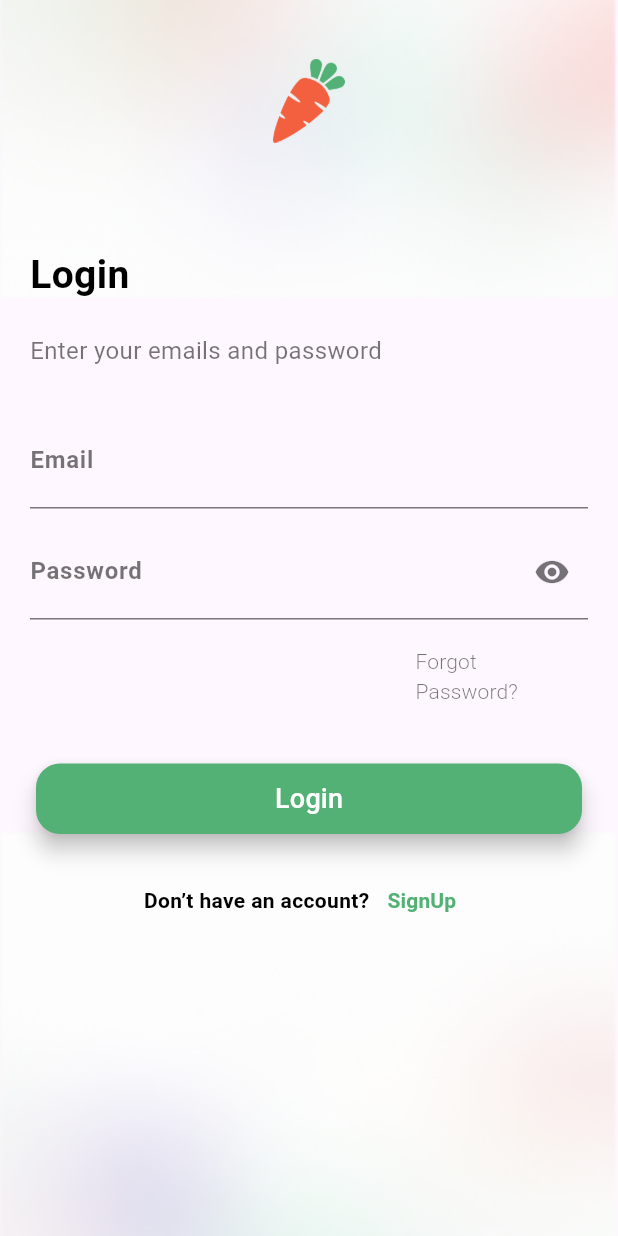
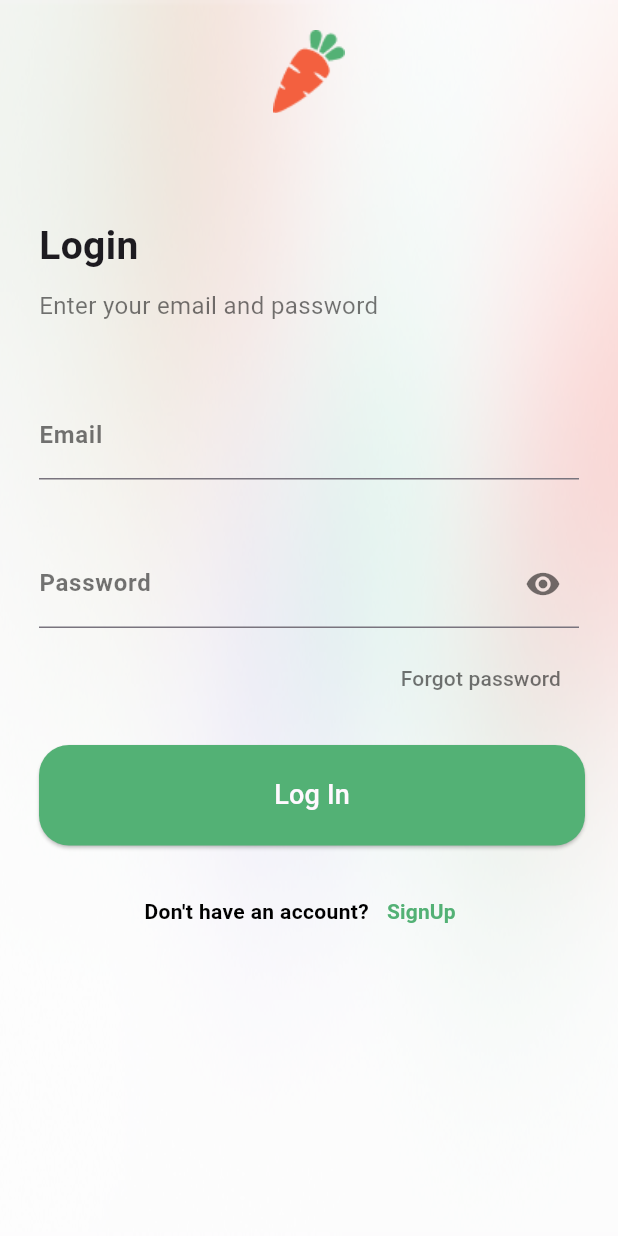
Before and after one commit to buyamm/flutter_groceries_app, a Flutter app: the screen it shows after launch, on a phone screen of 412 x 824 dp. Run offline on Flutter 3.47's test engine with Material 3 defaults, Android fonts, the phone set to English and light mode, and no system bars.

Commit message:
refactor: clean code for exercise_01

```diff
--- a/lib/login.dart
+++ b/lib/login.dart
@@ -2,155 +2,156 @@ import 'package:flutter/material.dart';
 import 'package:flutter_groceries_app/product_detail.dart';
 import 'package:flutter_groceries_app/sign_up.dart';
 
-class Login extends StatefulWidget {
-  const Login({super.key});
+class LoginPage extends StatefulWidget {
+  const LoginPage({super.key});
 
   @override
-  State<Login> createState() => _LoginWidgetState();
+  State<LoginPage> createState() => _LoginPageState();
 }
 
-class _LoginWidgetState extends State<Login> {
+class _LoginPageState extends State<LoginPage> {
   bool showPassword = false;
   TextEditingController _emailController = new TextEditingController();
   TextEditingController _passwordController = new TextEditingController();
+
   var _emailInvalid = false;
   var _passwordInvalid = false;
+  var _errorEmail = "Please, enter correct email format";
+  var _errorPassword =
+      "Please, enter a password that is at least 6 characters long, contains at least 1 uppercase letter, 1 lowercase letter and 1 number";
+
   @override
   Widget build(BuildContext context) {
     return Scaffold(
       body: Container(
-        constraints: const BoxConstraints.expand(),
-        padding: const EdgeInsets.only(left: 20, right: 20, bottom: 200),
+        constraints: BoxConstraints.expand(),
+        padding: EdgeInsets.only(left: 26, top: 20, right: 26, bottom: 200),
         decoration: BoxDecoration(
           image: DecorationImage(
             image: AssetImage('lib/assets/images/backgroundImage.png'),
-            fit: BoxFit.cover,
+            fit: BoxFit.fill,
           ),
         ),
         child: Column(
           mainAxisAlignment: MainAxisAlignment.end,
           crossAxisAlignment: CrossAxisAlignment.start,
-          children: <Widget>[
+          children: [
             Padding(
-              padding: const EdgeInsets.only(bottom: 70),
+              padding: const EdgeInsets.only(bottom: 70.0),
               child: Center(
                 child: SizedBox(
                   width: 47.84,
                   height: 55.64,
-                  child: Image.asset('lib/assets/images/carrot.png'),
-                ),
-              ),
-            ),
-
-            Padding(
-              padding: const EdgeInsets.only(bottom: 20),
-              child: Text(
-                'Login',
-                style: TextStyle(
-                  fontSize: 26,
-                  color: Colors.black,
-                  fontWeight: FontWeight.bold,
+                  child: Image.asset('lib/assets/images/logo.png'),
                 ),
               ),
             ),
             Padding(
-              padding: const EdgeInsets.only(bottom: 30),
+              padding: const EdgeInsets.only(bottom: 10),
               child: Text(
-                'Enter your emails and password',
+                'Login',
+                style: TextStyle(fontSize: 26, fontWeight: FontWeight.bold),
+              ),
+            ),
+            Padding(
+              padding: const EdgeInsets.only(bottom: 45),
+              child: Text(
+                'Enter your email and password',
                 style: TextStyle(fontSize: 16, color: Colors.black54),
               ),
             ),
             Padding(
-              padding: EdgeInsets.only(bottom: 10),
+              padding: const EdgeInsets.only(bottom: 40),
               child: TextField(
                 controller: _emailController,
-                style: TextStyle(
-                  height: 2,
-                  color: Colors.black,
-                  fontSize: 16,
-                  fontWeight: FontWeight.w400,
-                ),
                 decoration: InputDecoration(
-                  labelText: 'Email',
-                  errorText: _emailInvalid ? 'Invalid email' : null,
+                  labelText: "Email",
+                  errorText: _emailInvalid ? _errorEmail : null,
                   labelStyle: TextStyle(
-                    height: 2,
                     color: Colors.black54,
                     fontSize: 16,
                     fontWeight: FontWeight.w600,
                   ),
                 ),
+                style: TextStyle(
+                  fontSize: 18,
+                  color: Colors.black,
+                  fontWeight: FontWeight.w400,
+                ),
               ),
             ),
             Padding(
-              padding: EdgeInsets.only(bottom: 10),
+              padding: const EdgeInsets.only(bottom: 10),
               child: TextField(
                 controller: _passwordController,
-                style: TextStyle(
-                  height: 2,
-                  color: Colors.black,
-                  fontSize: 16,
-                  fontWeight: FontWeight.w400,
-                ),
-                obscureText: !showPassword,
                 decoration: InputDecoration(
-                  labelText: 'Password',
+                  labelText: "Password",
+                  errorText: _passwordInvalid ? _errorPassword : null,
+                  labelStyle: TextStyle(
+                    color: Colors.black54,
+                    fontSize: 16,
+                    fontWeight: FontWeight.w600,
+                  ),
                   suffixIcon: IconButton(
-                    icon: Icon(
-                      showPassword ? Icons.visibility_off : Icons.visibility,
-                      color: Colors.black54,
-                    ),
                     onPressed: () {
                       setState(() {
                         showPassword = !showPassword;
                       });
                     },
+                    icon: Icon(
+                      !showPassword ? Icons.visibility : Icons.visibility_off,
+                      color: Colors.black54,
+                    ),
                   ),
-                  errorText: _passwordInvalid ? 'Invalid password' : null,
-                  labelStyle: TextStyle(
-                    height: 2,
-                    color: Colors.black54,
-                    fontSize: 16,
-                    fontWeight: FontWeight.w600,
-                  ),
+                ),
+                obscureText: !showPassword,
+                style: TextStyle(
+                  fontSize: 18,
+                  color: Colors.black,
+                  fontWeight: FontWeight.w400,
                 ),
               ),
             ),
-            Container(
-              padding: EdgeInsets.only(left: 245, bottom: 30),
-              child: TextButton(
-                onPressed: () {
-                  print('Nút được bấm!');
-                },
-                child: Text(
-                  'Forgot Password?',
-                  style: TextStyle(
-                    color: Colors.black54,
-                    fontSize: 14,
-                    fontWeight: FontWeight.w300,
+            Padding(
+              padding: const EdgeInsets.only(bottom: 20),
+              child: Row(
+                mainAxisAlignment: MainAxisAlignment.end,
+                children: [
+                  TextButton(
+                    onPressed: () {},
+                    child: Text(
+                      "Forgot password",
+                      style: TextStyle(color: Colors.black54, fontSize: 14),
+                    ),
                   ),
-                ),
+                ],
               ),
             ),
-            Center(
-              child: Container(
-                width: 364,
-                height: 67,
-                padding: EdgeInsets.only(bottom: 20),
-                child: FloatingActionButton(
-                  onPressed: () => loginButtonPressed(),
-                  child: Text('Login', style: TextStyle(fontSize: 18)),
-                  backgroundColor: Color(0xFF53B175),
-                  foregroundColor: Colors.white,
-                ),
+            Padding(
+              padding: const EdgeInsets.only(bottom: 20.0),
+              child: Row(
+                mainAxisAlignment: MainAxisAlignment.center,
+                children: [
+                  ElevatedButton(
+                    onPressed: loginEvent,
+                    style: ElevatedButton.styleFrom(
+                      backgroundColor: Color(0xff53B175),
+                      foregroundColor: Color(0xffFFF9FF),
+                      fixedSize: Size(364, 67),
+                      shape: RoundedRectangleBorder(
+                        borderRadius: BorderRadius.all(Radius.circular(20)),
+                      ),
+                    ),
+                    child: Text("Log In", style: TextStyle(fontSize: 18)),
+                  ),
+                ],
               ),
             ),
             Row(
               mainAxisAlignment: MainAxisAlignment.center,
-              crossAxisAlignment: CrossAxisAlignment.center,
               children: [
                 Text(
-                  'Don’t have an account?',
+                  "Don't have an account?",
                   style: TextStyle(
                     fontSize: 14,
                     color: Colors.black,
@@ -158,9 +159,14 @@ class _LoginWidgetState extends State<Login> {
                   ),
                 ),
                 TextButton(
-                  onPressed: () => {signUpButtonPressed()},
+                  onPressed: () {
+                    Navigator.push(
+                      context,
+                      MaterialPageRoute(builder: (context) => SignUpPage()),
+                    );
+                  },
                   child: Text(
-                    'SignUp',
+                    "SignUp",
                     style: TextStyle(
                       fontSize: 14,
                       color: Color(0xFF53B175),
@@ -176,39 +182,42 @@ class _LoginWidgetState extends State<Login> {
     );
   }
 
-  void loginButtonPressed() {
+  void loginEvent() {
     setState(() {
       _emailInvalid = false;
       _passwordInvalid = false;
     });
-    if (_emailController.text.isEmpty || !_emailController.text.contains('@')) {
+    final email = _emailController.text;
+    final regexEmail = RegExp(r'^[\w\.-]{2,}@gmail\.com$');
+
+    if (email.isNotEmpty && regexEmail.hasMatch(email)) {
+      setState(() {
+        _emailInvalid = false;
+      });
+    } else {
       setState(() {
         _emailInvalid = true;
       });
     }
-    if (_passwordController.text.isEmpty ||
-        _passwordController.text.length < 6) {
+
+    final password = _passwordController.text;
+    final regexPassword = RegExp(r'^(?=.*[a-z])(?=.*[A-Z])(?=.*\d).{6,}$');
+
+    if (regexPassword.hasMatch(password)) {
+      setState(() {
+        _passwordInvalid = false;
+      });
+    } else {
       setState(() {
         _passwordInvalid = true;
       });
     }
+
     if (!_emailInvalid && !_passwordInvalid) {
-      // Perform login action
-      print('Login button pressed');
-      print('Email: ${_emailController.text}');
-      print('Password: ${_passwordController.text}');
-      // Navigate to the next screen
       Navigator.push(
         context,
         MaterialPageRoute(builder: (context) => ProductDetail()),
       );
-    } else {
-      // Show error message
-      print('Invalid email or password');
     }
   }
-
-  void signUpButtonPressed() {
-    Navigator.push(context, MaterialPageRoute(builder: (context) => SignUp()));
-  }
 }
--- a/lib/main.dart
+++ b/lib/main.dart
@@ -20,7 +20,7 @@ class _MyWidgetState extends State<MyApp> {
         fontFamily: 'Roboto', // Đặt font mặc định
         primarySwatch: Colors.blue,
       ),
-      home: Login(),
+      home: LoginPage(),
     );
   }
 }
```
Also changed, not shown: lib/product_detail.dart (+73 -57 lines), lib/sign_up.dart (+11 -8 lines), lib/assets/images/Group 6834.png (added), lib/assets/images/apple.png, lib/assets/images/backgroundImage.png, lib/assets/images/backgroundProduct.png (added), lib/assets/images/carrot.png (deleted), lib/assets/images/logo.png (added).
